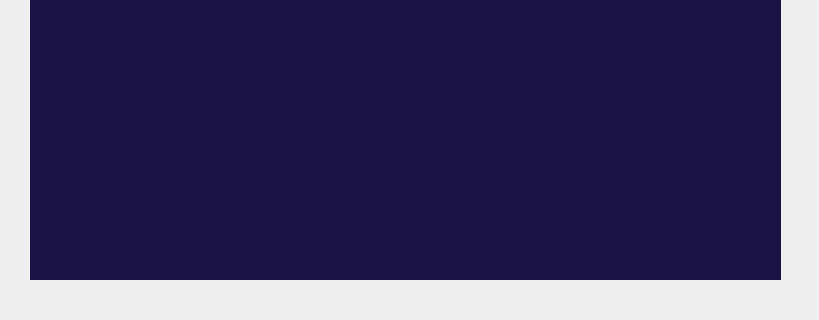
sabasheikhi/ap_project, file client_apProject/taskdialog.ui: the form before one commit; both pictures show x 300 to 1119 and y 351 to 671 of the 1119 by 671 pixel window.
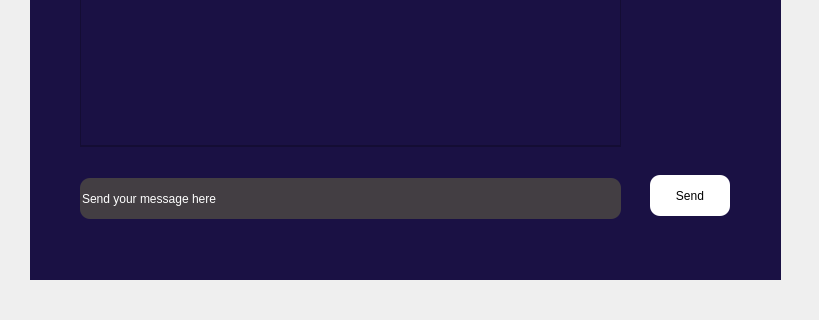
The form after the commit. The open tabs and pages were chosen to show the change. Icons and pictures are not drawn.

```diff
--- a/client_apProject/taskdialog.ui
+++ b/client_apProject/taskdialog.ui
@@ -788,6 +788,77 @@
     <attribute name="title">
      <string>Comments</string>
     </attribute>
+    <widget class="QLineEdit" name="sendLineEdit">
+     <property name="geometry">
+      <rect>
+       <x>50</x>
+       <y>423</y>
+       <width>541</width>
+       <height>41</height>
+      </rect>
+     </property>
+     <property name="styleSheet">
+      <string notr="true">background-color: rgb(67, 62, 67);
+color: rgb(255, 255, 255);
+border-color: rgb(67, 62, 67);
+border-radius:10px;</string>
+     </property>
+     <property name="text">
+      <string>Send your message here</string>
+     </property>
+    </widget>
+    <widget class="QPushButton" name="sendButton">
+     <property name="geometry">
+      <rect>
+       <x>620</x>
+       <y>420</y>
+       <width>80</width>
+       <height>41</height>
+      </rect>
+     </property>
+     <property name="styleSheet">
+      <string notr="true">background-color: rgb(255, 255, 255);
+color: rgb(0, 0, 0);
+border-color: rgb(255, 255, 255);
+border-radius:10px;</string>
+     </property>
+     <property name="text">
+      <string>Send</string>
+     </property>
+    </widget>
+    <widget class="QListWidget" name="messageList">
+     <property name="geometry">
+      <rect>
+       <x>50</x>
+       <y>31</y>
+       <width>541</width>
+       <height>361</height>
+      </rect>
+     </property>
+    </widget>
+    <widget class="QScrollArea" name="scrollArea">
+     <property name="geometry">
+      <rect>
+       <x>50</x>
+       <y>30</y>
+       <width>541</width>
+       <height>361</height>
+      </rect>
+     </property>
+     <property name="widgetResizable">
+      <bool>true</bool>
+     </property>
+     <widget class="QWidget" name="scrollAreaWidgetContents">
+      <property name="geometry">
+       <rect>
+        <x>0</x>
+        <y>0</y>
+        <width>539</width>
+        <height>359</height>
+       </rect>
+      </property>
+     </widget>
+    </widget>
    </widget>
   </widget>
   <widget class="QComboBox" name="taskstatus">
```
Left out of the diff: 2 changed lines with no effect on the pictures.
